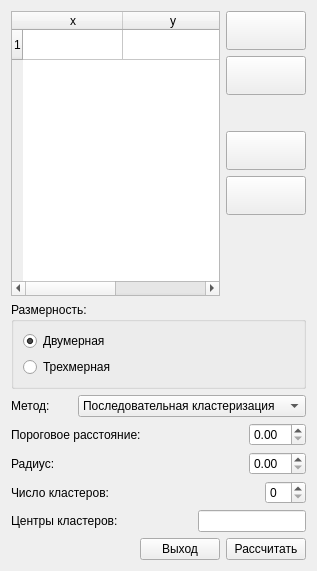
Above: form.ui from liveegor/cluster_reborn before the change. Below: the same form after it.
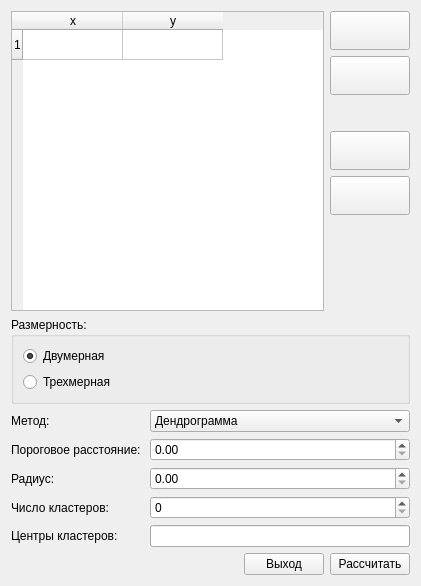
That is the form after the change. Icons and pictures are not drawn.

Commit message: Added: More comments and methods Removed: Serial cl.

Patch:
```diff
--- a/form.ui
+++ b/form.ui
@@ -6,8 +6,8 @@
    <rect>
     <x>0</x>
     <y>0</y>
-    <width>317</width>
-    <height>571</height>
+    <width>421</width>
+    <height>586</height>
    </rect>
   </property>
   <property name="windowTitle">
@@ -203,35 +203,22 @@
     </widget>
    </item>
    <item>
-    <layout class="QHBoxLayout" name="horizontalLayout_2">
-     <item>
+    <layout class="QFormLayout" name="formLayout">
+     <item row="0" column="0">
       <widget class="QLabel" name="label">
        <property name="text">
         <string>Метод:</string>
        </property>
       </widget>
      </item>
-     <item>
-      <spacer name="horizontalSpacer_6">
-       <property name="orientation">
-        <enum>Qt::Horizontal</enum>
-       </property>
-       <property name="sizeHint" stdset="0">
-        <size>
-         <width>40</width>
-         <height>20</height>
-        </size>
-       </property>
-      </spacer>
-     </item>
-     <item>
+     <item row="0" column="1">
       <widget class="QComboBox" name="methods_combo_box">
        <property name="toolTip">
         <string>&lt;html&gt;&lt;head/&gt;&lt;body&gt;&lt;p&gt;Выберите метод кластеризации&lt;/p&gt;&lt;/body&gt;&lt;/html&gt;</string>
        </property>
        <item>
         <property name="text">
-         <string>Последовательная кластеризация</string>
+         <string>Дендрограмма</string>
         </property>
        </item>
        <item>
@@ -256,112 +243,44 @@
        </item>
       </widget>
      </item>
-    </layout>
-   </item>
-   <item>
-    <layout class="QHBoxLayout" name="horizontalLayout_4">
-     <item>
+     <item row="1" column="0">
       <widget class="QLabel" name="label_2">
        <property name="text">
         <string>Пороговое расстояние: </string>
        </property>
       </widget>
      </item>
-     <item>
-      <spacer name="horizontalSpacer_2">
-       <property name="orientation">
-        <enum>Qt::Horizontal</enum>
-       </property>
-       <property name="sizeHint" stdset="0">
-        <size>
-         <width>40</width>
-         <height>20</height>
-        </size>
-       </property>
-      </spacer>
-     </item>
-     <item>
+     <item row="1" column="1">
       <widget class="QDoubleSpinBox" name="border_spin_box"/>
      </item>
-    </layout>
-   </item>
-   <item>
-    <layout class="QHBoxLayout" name="horizontalLayout_5">
-     <item>
+     <item row="2" column="0">
       <widget class="QLabel" name="label_3">
        <property name="text">
         <string>Радиус:</string>
        </property>
       </widget>
      </item>
-     <item>
-      <spacer name="horizontalSpacer_3">
-       <property name="orientation">
-        <enum>Qt::Horizontal</enum>
-       </property>
-       <property name="sizeHint" stdset="0">
-        <size>
-         <width>40</width>
-         <height>20</height>
-        </size>
-       </property>
-      </spacer>
-     </item>
-     <item>
+     <item row="2" column="1">
       <widget class="QDoubleSpinBox" name="radius_spin_box"/>
      </item>
-    </layout>
-   </item>
-   <item>
-    <layout class="QHBoxLayout" name="horizontalLayout_6">
-     <item>
+     <item row="3" column="0">
       <widget class="QLabel" name="label_4">
        <property name="text">
         <string>Число кластеров:</string>
        </property>
       </widget>
      </item>
-     <item>
-      <spacer name="horizontalSpacer_4">
-       <property name="orientation">
-        <enum>Qt::Horizontal</enum>
-       </property>
-       <property name="sizeHint" stdset="0">
-        <size>
-         <width>40</width>
-         <height>20</height>
-        </size>
-       </property>
-      </spacer>
-     </item>
-     <item>
+     <item row="3" column="1">
       <widget class="QSpinBox" name="clasters_number_spin_box"/>
      </item>
-    </layout>
-   </item>
-   <item>
-    <layout class="QHBoxLayout" name="horizontalLayout_7">
-     <item>
+     <item row="4" column="0">
       <widget class="QLabel" name="label_5">
        <property name="text">
         <string>Центры кластеров:</string>
        </property>
       </widget>
      </item>
-     <item>
-      <spacer name="horizontalSpacer_5">
-       <property name="orientation">
-        <enum>Qt::Horizontal</enum>
-       </property>
-       <property name="sizeHint" stdset="0">
-        <size>
-         <width>40</width>
-         <height>20</height>
-        </size>
-       </property>
-      </spacer>
-     </item>
-     <item>
+     <item row="4" column="1">
       <widget class="QLineEdit" name="centres_line_edit">
        <property name="toolTip">
         <string>&lt;html&gt;&lt;head/&gt;&lt;body&gt;&lt;p&gt;Введите центры через точку с запятой,например:&lt;/p&gt;&lt;p&gt;&lt;span style=&quot; font-size:12pt; font-weight:600;&quot;&gt;2;5;7&lt;/span&gt;&lt;/p&gt;&lt;/body&gt;&lt;/html&gt;</string>
```
The commit also changes 1 other file.
